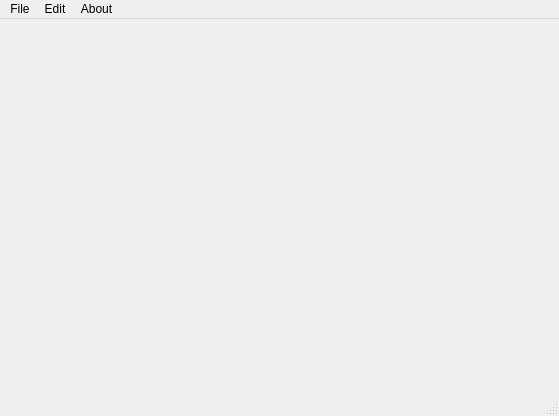
Before: the Qt Designer form src/ui/MainWindow.ui in windless1015/Sculptor3D, drawn with Qt 5.
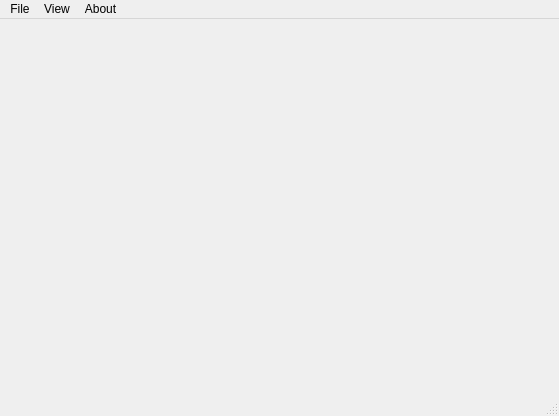
After: the same form once the commit is applied.

What changed in the file:
```diff
--- a/src/ui/MainWindow.ui
+++ b/src/ui/MainWindow.ui
@@ -30,7 +30,7 @@
    </widget>
    <widget class="QMenu" name="menuEdit">
     <property name="title">
-     <string>Edit</string>
+     <string>View</string>
     </property>
    </widget>
    <widget class="QMenu" name="menuAbout">
```
Left out of the diff: 12 changed lines with no effect on the pictures.
